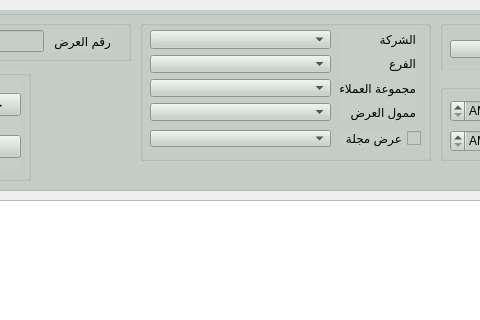
Old version of the form presentation/promotion_ui/Promotion_create.ui in the repository shymaa123456/HyperPOS2020; both pictures show x 250 to 730 and y 0 to 320 of the 1028 by 560 pixel window.
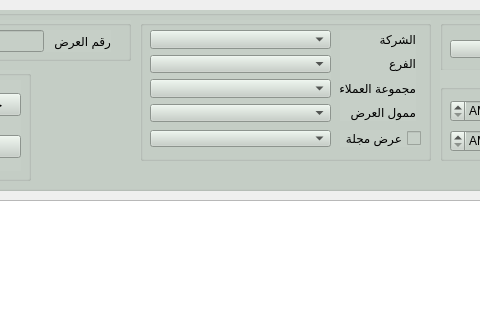
New version of the form.

Commit message: create loyality prog design

```diff
--- a/presentation/promotion_ui/Promotion_create.ui
+++ b/presentation/promotion_ui/Promotion_create.ui
@@ -86,7 +86,7 @@
        <x>10</x>
        <y>10</y>
        <width>181</width>
-       <height>91</height>
+       <height>92</height>
       </rect>
      </property>
      <layout class="QVBoxLayout" name="verticalLayout_3">
```
Left out of the diff: 2 changed lines with no effect on the pictures. The commit also changes 7 other files.
